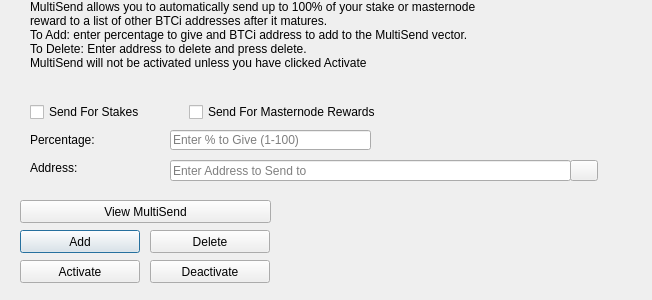
The window that src/qt/forms/multisenddialog.ui (BTCIncognito/bitcoinincognito) describes before a commit, drawn with Qt 5.
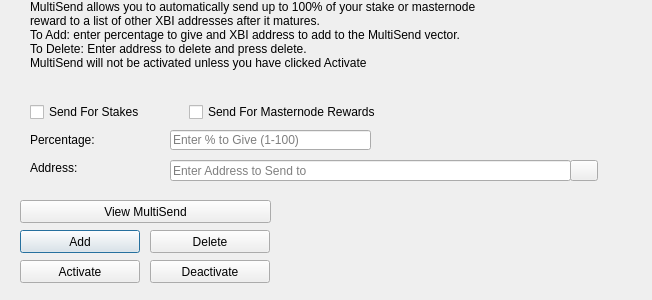
The same window after the commit. Icons and pictures are not drawn.

Diff of the .ui file:
```diff
--- a/src/qt/forms/multisenddialog.ui
+++ b/src/qt/forms/multisenddialog.ui
@@ -61,8 +61,8 @@
     <number>1</number>
    </property>
    <property name="text">
-    <string>MultiSend allows you to automatically send up to 100% of your stake or masternode reward to a list of other BTCi addresses after it matures.
-To Add: enter percentage to give and BTCi address to add to the MultiSend vector.
+    <string>MultiSend allows you to automatically send up to 100% of your stake or masternode reward to a list of other XBI addresses after it matures.
+To Add: enter percentage to give and XBI address to add to the MultiSend vector.
 To Delete: Enter address to delete and press delete.
 MultiSend will not be activated unless you have clicked Activate</string>
    </property>
```
Left out of the diff: 4 changed lines with no effect on the pictures.
